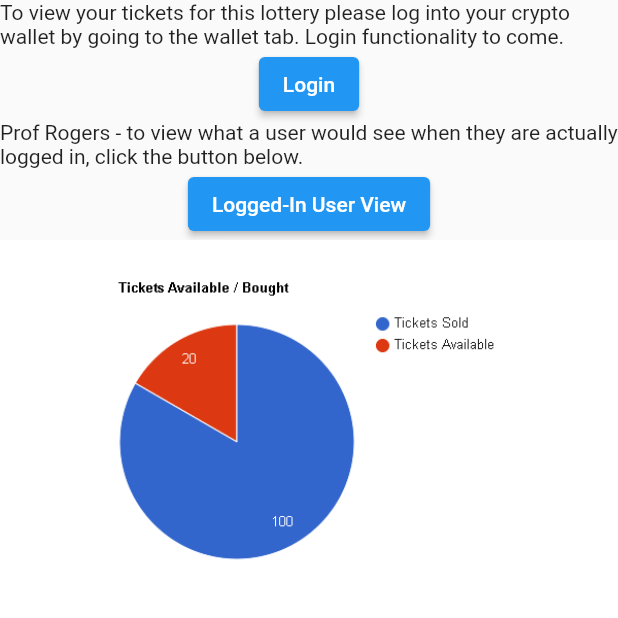
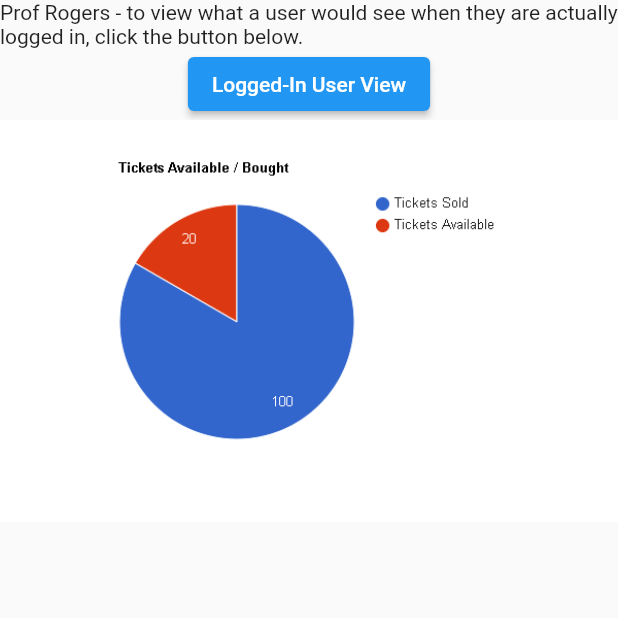
Before and after one commit to matt3209/crypto_king, a Flutter app: the LotteryTickets screen opened directly, on a phone screen of 412 x 824 dp, the top half of it. Run offline on Flutter 3.47's test engine with Material 2 defaults, Android fonts, the phone set to English and light mode, and no system bars; our stand-ins replace cloud_firestore, firebase_auth, firebase_core, fluttertoast, numberpicker; accounts and stored records are empty.

Commit message:
login
Co-authored-by: hazmatpat <matt3209@users.noreply.github.com>

```diff
--- a/lib/logged_tickets.dart
+++ b/lib/logged_tickets.dart
@@ -9,15 +9,6 @@ class LotteryTickets extends StatelessWidget {
             child: Container(
                 child: Column(
       children: [
-        Container(
-            child: Column(children: <Widget>[
-          Text(
-              'To view your tickets for this lottery please log into your crypto wallet by going to the wallet tab. Login functionality to come.'),
-          ElevatedButton(
-            onPressed: () {},
-            child: Text('Login'),
-          ),
-        ])),
         Container(
             child: Column(children: <Widget>[
           Text(
--- a/lib/login.dart
+++ b/lib/login.dart
@@ -86,6 +86,7 @@ class _LoginScreenState extends State<LoginScreen> {
     }
   }
 
+/*
   _signUp(String _email, String _password) async {
     try {
       await auth.createUserWithEmailAndPassword(
@@ -98,4 +99,5 @@ class _LoginScreenState extends State<LoginScreen> {
       Fluttertoast.showToast(msg: error.message, gravity: ToastGravity.TOP);
     }
   }
+ */
 }
```
Also changed, not shown: lib/buytickets.dart (+11 -7 lines), lib/loggedintickets.dart (+17 -2 lines), 1 other file.
